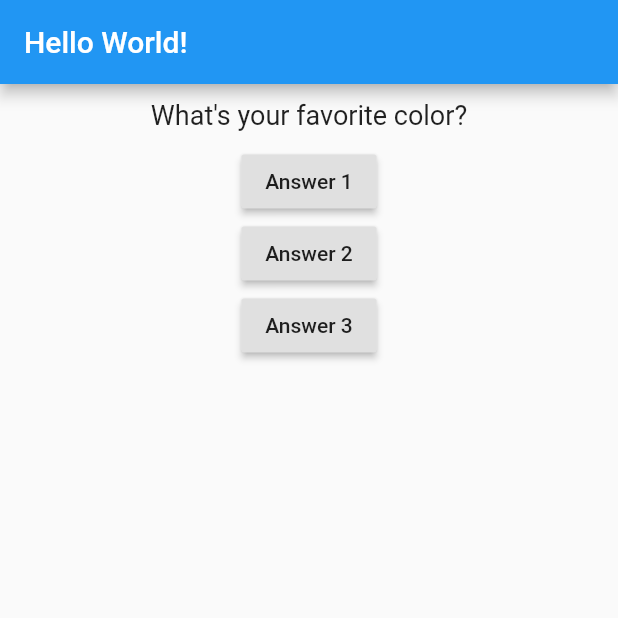
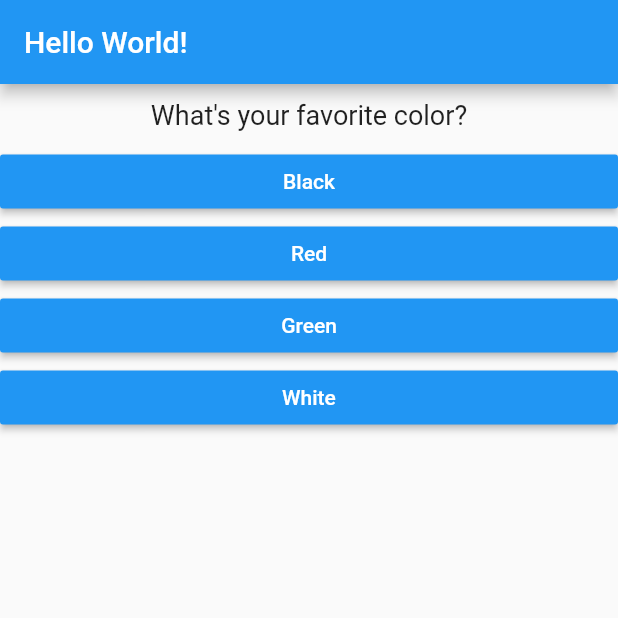
Before and after one commit to N1ght-Fury/flutter-quiz-app, a Flutter app: the screen it shows after launch, on a phone screen of 412 x 824 dp, the top half of it. Run offline on Flutter 3.47's test engine with Material 2 defaults, Android fonts, the phone set to English and light mode, and no system bars.

Commit message:
Added answers

```diff
--- a/lib/main.dart
+++ b/lib/main.dart
@@ -1,6 +1,7 @@
 import 'package:flutter/material.dart';
 
 import './question.dart';
+import './answer.dart';
 
 void main() => runApp(MyApp());
 
@@ -12,18 +13,26 @@ class MyApp extends StatefulWidget {
 }
 
 class _MyAppState extends State<MyApp> {
-  List<String> questions = [
-    'What\'s your favorite color?',
-    'How old are u?'
+  List<Map<String, dynamic>> questions = [
+    {
+      'questionText': 'What\'s your favorite color?',
+      'answers': ['Black', 'Red', 'Green', 'White']
+    },
+    {
+      'questionText': 'What\'s your favorite animal?',
+      'answers': ['Rabbit', 'Snake', 'Elephant', 'Lion']
+    },
+    {
+      'questionText': 'Who\'s your favorite idol?',
+      'answers': ['Me', 'Me', 'Me', 'Me']
+    },
   ];
 
   int _questionIndex = 0;
-  int _answerIndex = 0;
 
   void _answerQuestion() {
     setState(() {
       _questionIndex++;
-      _answerIndex++;
     });
   }
 
@@ -38,19 +47,12 @@ class _MyAppState extends State<MyApp> {
         body: Center(
           child: Column(
             children: <Widget>[
-              Question(questions[_questionIndex]),
-              RaisedButton(
-                child: Text('Answer 1'),
-                onPressed: _answerQuestion,
-              ),
-              RaisedButton(
-                child: Text('Answer 2'),
-                onPressed: _answerQuestion,
-              ),
-              RaisedButton(
-                child: Text('Answer 3'),
-                onPressed: _answerQuestion,
-              ),
+              Question(questions[_questionIndex]['questionText']),
+              ...(questions[_questionIndex]['answers'] as List<String>)
+                  .map((answer) {
+                return Answer(answer, _answerQuestion);
+              }).toList(),
+
             ],
           ),
         ),
```
